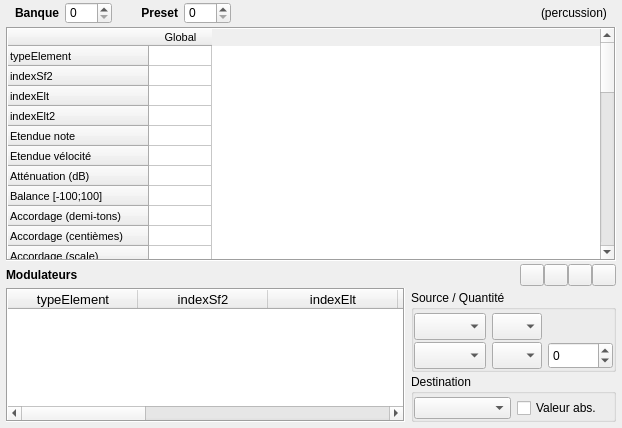
First picture: the form in trunk/pages/page_prst.ui, repository davy7125/polyphone, before the edit.
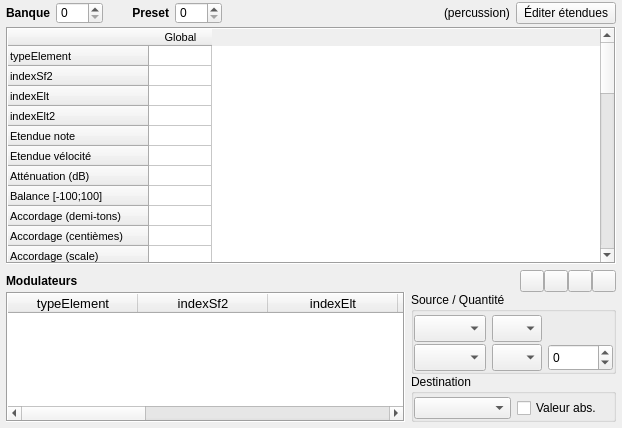
Second picture: the form after the edit. Icons and pictures are not drawn. Custom widgets are drawn as their Qt base class.

The edit to the form file:
```diff
--- a/trunk/pages/page_prst.ui
+++ b/trunk/pages/page_prst.ui
@@ -13,7 +13,7 @@
   <property name="windowTitle">
    <string notr="true">Form</string>
   </property>
-  <layout class="QVBoxLayout" name="verticalLayout" stretch="0,100,1">
+  <layout class="QVBoxLayout" name="verticalLayout" stretch="0,0">
    <property name="spacing">
     <number>0</number>
    </property>
@@ -47,9 +47,15 @@
       <property name="spacing">
        <number>6</number>
       </property>
+      <property name="leftMargin">
+       <number>0</number>
+      </property>
       <property name="topMargin">
        <number>2</number>
       </property>
+      <property name="rightMargin">
+       <number>0</number>
+      </property>
       <property name="bottomMargin">
        <number>3</number>
       </property>
@@ -161,9 +167,56 @@
         </property>
        </widget>
       </item>
+      <item>
+       <widget class="QPushButton" name="pushRangeMode">
+        <property name="minimumSize">
+         <size>
+          <width>100</width>
+          <height>0</height>
+         </size>
+        </property>
+        <property name="maximumSize">
+         <size>
+          <width>100</width>
+          <height>16777215</height>
+         </size>
+        </property>
+        <property name="focusPolicy">
+         <enum>Qt::TabFocus</enum>
+        </property>
+        <property name="text">
+         <string>Éditer étendues</string>
+        </property>
+        <property name="checkable">
+         <bool>true</bool>
+        </property>
+       </widget>
+      </item>
      </layout>
     </widget>
    </item>
+   <item>
+    <widget class="QStackedWidget" name="stackedWidget">
+     <property name="currentIndex">
+      <number>0</number>
+     </property>
+     <widget class="QWidget" name="page">
+      <layout class="QVBoxLayout" name="verticalLayout_2">
+       <property name="spacing">
+        <number>0</number>
+       </property>
+       <property name="leftMargin">
+        <number>0</number>
+       </property>
+       <property name="topMargin">
+        <number>0</number>
+       </property>
+       <property name="rightMargin">
+        <number>0</number>
+       </property>
+       <property name="bottomMargin">
+        <number>0</number>
+       </property>
    <item>
     <widget class="TableWidgetPrst" name="tablePrst">
      <property name="font">
@@ -446,12 +499,12 @@
      <property name="frameShadow">
       <enum>QFrame::Raised</enum>
      </property>
-     <layout class="QGridLayout" name="gridLayout" rowstretch="1,0,0,0" columnstretch="100,0,0">
+         <layout class="QGridLayout" name="gridLayout" columnstretch="100,0">
       <property name="leftMargin">
        <number>0</number>
       </property>
       <property name="topMargin">
-       <number>3</number>
+           <number>6</number>
       </property>
       <property name="rightMargin">
        <number>0</number>
@@ -459,14 +512,148 @@
       <property name="bottomMargin">
        <number>0</number>
       </property>
-      <property name="horizontalSpacing">
-       <number>6</number>
-      </property>
       <property name="verticalSpacing">
-       <number>2</number>
-      </property>
-      <item row="1" column="0" rowspan="3">
+           <number>0</number>
+          </property>
+          <item row="0" column="0">
+           <widget class="QLabel" name="label">
+            <property name="font">
+             <font>
+              <weight>75</weight>
+              <bold>true</bold>
+             </font>
+            </property>
+            <property name="text">
+             <string>Modulateurs</string>
+            </property>
+           </widget>
+          </item>
+          <item row="0" column="1">
+           <layout class="QHBoxLayout" name="horizontalLayout_2">
+            <item>
+             <spacer name="horizontalSpacer_2">
+              <property name="orientation">
+               <enum>Qt::Horizontal</enum>
+              </property>
+              <property name="sizeType">
+               <enum>QSizePolicy::Expanding</enum>
+              </property>
+              <property name="sizeHint" stdset="0">
+               <size>
+                <width>10</width>
+                <height>20</height>
+               </size>
+              </property>
+             </spacer>
+            </item>
+            <item>
+             <widget class="QPushButton" name="pushNouveauMod">
+              <property name="minimumSize">
+               <size>
+                <width>24</width>
+                <height>0</height>
+               </size>
+              </property>
+              <property name="maximumSize">
+               <size>
+                <width>24</width>
+                <height>24</height>
+               </size>
+              </property>
+              <property name="toolTip">
+               <string>Ajoute un modulateur</string>
+              </property>
+              <property name="text">
+               <string/>
+              </property>
+              <property name="icon">
+               <iconset resource="../ressources.qrc">
+                <normaloff>:/icones/add</normaloff>:/icones/add</iconset>
+              </property>
+             </widget>
+            </item>
+            <item>
+             <widget class="QPushButton" name="pushSupprimerMod">
+              <property name="minimumSize">
+               <size>
+                <width>24</width>
+                <height>0</height>
+               </size>
+              </property>
+              <property name="maximumSize">
+               <size>
+                <width>24</width>
+                <height>24</height>
+               </size>
+              </property>
+              <property name="toolTip">
+               <string>Supprime un modulateur</string>
+              </property>
+              <property name="text">
+               <string/>
+              </property>
+              <property name="icon">
+               <iconset resource="../ressources.qrc">
+                <normaloff>:/icones/remove</normaloff>:/icones/remove</iconset>
+              </property>
+             </widget>
+            </item>
+            <item>
+             <widget class="QPushButton" name="pushCopyMod">
+              <property name="maximumSize">
+               <size>
+                <width>24</width>
+                <height>24</height>
+               </size>
+              </property>
+              <property name="toolTip">
+               <string>Copie les modulateurs</string>
+              </property>
+              <property name="text">
+               <string/>
+              </property>
+              <property name="icon">
+               <iconset resource="../ressources.qrc">
+                <normaloff>:/icones/copy</normaloff>:/icones/copy</iconset>
+              </property>
+              <property name="iconSize">
+               <size>
+                <width>22</width>
+                <height>22</height>
+               </size>
+              </property>
+             </widget>
+            </item>
+            <item>
+             <widget class="QPushButton" name="pushPasteMod">
+              <property name="maximumSize">
+               <size>
+                <width>24</width>
+                <height>24</height>
+               </size>
+              </property>
+              <property name="toolTip">
+               <string>Colle les modulateurs copiés</string>
+              </property>
+              <property name="text">
+               <string/>
+              </property>
+              <property name="icon">
+               <iconset resource="../ressources.qrc">
+                <normaloff>:/icones/paste</normaloff>:/icones/paste</iconset>
+              </property>
+             </widget>
+            </item>
+           </layout>
+          </item>
+          <item row="1" column="0" rowspan="2">
        <widget class="TableWidgetMod" name="tableMod">
+            <property name="sizePolicy">
+             <sizepolicy hsizetype="Expanding" vsizetype="Ignored">
+              <horstretch>0</horstretch>
+              <verstretch>0</verstretch>
+             </sizepolicy>
+            </property>
         <property name="font">
          <font>
           <pointsize>10</pointsize>
@@ -593,175 +780,7 @@
         </column>
        </widget>
       </item>
-      <item row="0" column="2">
-       <layout class="QHBoxLayout" name="horizontalLayout_2">
-        <item>
-         <widget class="QPushButton" name="pushNouveauMod">
-          <property name="minimumSize">
-           <size>
-            <width>24</width>
-            <height>0</height>
-           </size>
-          </property>
-          <property name="maximumSize">
-           <size>
-            <width>24</width>
-            <height>24</height>
-           </size>
-          </property>
-          <property name="toolTip">
-           <string>Ajoute un modulateur</string>
-          </property>
-          <property name="text">
-           <string/>
-          </property>
-          <property name="icon">
-           <iconset resource="../ressources.qrc">
-            <normaloff>:/icones/add</normaloff>:/icones/add</iconset>
-          </property>
-         </widget>
-        </item>
-        <item>
-         <widget class="QPushButton" name="pushSupprimerMod">
-          <property name="minimumSize">
-           <size>
-            <width>24</width>
-            <height>0</height>
-           </size>
-          </property>
-          <property name="maximumSize">
-           <size>
-            <width>24</width>
-            <height>24</height>
-           </size>
-          </property>
-          <property name="toolTip">
-           <string>Supprime un modulateur</string>
-          </property>
-          <property name="text">
-           <string/>
-          </property>
-          <property name="icon">
-           <iconset resource="../ressources.qrc">
-            <normaloff>:/icones/remove</normaloff>:/icones/remove</iconset>
-          </property>
-         </widget>
-        </item>
-        <item>
-         <widget class="QPushButton" name="pushCopyMod">
-          <property name="maximumSize">
-           <size>
-            <width>24</width>
-            <height>24</height>
-           </size>
-          </property>
-          <property name="toolTip">
-           <string>Copie les modulateurs</string>
-          </property>
-          <property name="text">
-           <string/>
-          </property>
-          <property name="icon">
-           <iconset resource="../ressources.qrc">
-            <normaloff>:/icones/copy</normaloff>:/icones/copy</iconset>
-          </property>
-          <property name="iconSize">
-           <size>
-            <width>22</width>
-            <height>22</height>
-           </size>
-          </property>
-         </widget>
-        </item>
-        <item>
-         <widget class="QPushButton" name="pushPasteMod">
-          <property name="maximumSize">
-           <size>
-            <width>24</width>
-            <height>24</height>
-           </size>
-          </property>
-          <property name="toolTip">
-           <string>Colle les modulateurs copiés</string>
-          </property>
-          <property name="text">
-           <string/>
-          </property>
-          <property name="icon">
-           <iconset resource="../ressources.qrc">
-            <normaloff>:/icones/paste</normaloff>:/icones/paste</iconset>
-          </property>
-         </widget>
-        </item>
-       </layout>
-      </item>
-      <item row="3" column="1" colspan="2">
-       <widget class="QGroupBox" name="groupBox_2">
-        <property name="title">
-         <string>Destination</string>
-        </property>
-        <layout class="QGridLayout" name="gridLayout_3">
-         <property name="leftMargin">
-          <number>0</number>
-         </property>
-         <property name="topMargin">
-          <number>3</number>
-         </property>
-         <property name="rightMargin">
-          <number>0</number>
-         </property>
-         <property name="bottomMargin">
-          <number>0</number>
-         </property>
-         <property name="verticalSpacing">
-          <number>2</number>
-         </property>
-         <item row="0" column="0">
-          <widget class="ComboBox" name="comboDestination">
-           <property name="maximumSize">
-            <size>
-             <width>170</width>
-             <height>27</height>
-            </size>
-           </property>
-           <property name="font">
-            <font>
-             <weight>50</weight>
-             <bold>false</bold>
-            </font>
-           </property>
-          </widget>
-         </item>
-         <item row="0" column="1">
-          <widget class="QCheckBox" name="checkAbs">
-           <property name="sizePolicy">
-            <sizepolicy hsizetype="Minimum" vsizetype="Preferred">
-             <horstretch>0</horstretch>
-             <verstretch>0</verstretch>
-            </sizepolicy>
-           </property>
-           <property name="text">
-            <string>Valeur abs.</string>
-           </property>
-          </widget>
-         </item>
-        </layout>
-       </widget>
-      </item>
-      <item row="0" column="0">
-       <widget class="QLabel" name="label">
-        <property name="font">
-         <font>
-          <weight>75</weight>
-          <bold>true</bold>
-         </font>
-        </property>
-        <property name="text">
-         <string>Modulateurs</string>
-        </property>
-       </widget>
-      </item>
-      <item row="2" column="1" colspan="2">
+          <item row="1" column="1">
        <widget class="QGroupBox" name="groupBox_4">
         <property name="sizePolicy">
          <sizepolicy hsizetype="Expanding" vsizetype="Preferred">
@@ -898,39 +917,83 @@
         </layout>
        </widget>
       </item>
-      <item row="1" column="1">
-       <spacer name="verticalSpacer">
-        <property name="orientation">
-         <enum>Qt::Vertical</enum>
-        </property>
-        <property name="sizeType">
-         <enum>QSizePolicy::Fixed</enum>
-        </property>
-        <property name="sizeHint" stdset="0">
+          <item row="2" column="1">
+           <widget class="QGroupBox" name="groupBox_2">
+            <property name="title">
+             <string>Destination</string>
+            </property>
+            <layout class="QGridLayout" name="gridLayout_3">
+             <property name="leftMargin">
+              <number>0</number>
+             </property>
+             <property name="topMargin">
+              <number>3</number>
+             </property>
+             <property name="rightMargin">
+              <number>0</number>
+             </property>
+             <property name="bottomMargin">
+              <number>0</number>
+             </property>
+             <property name="verticalSpacing">
+              <number>2</number>
+             </property>
+             <item row="0" column="0">
+              <widget class="ComboBox" name="comboDestination">
+               <property name="maximumSize">
          <size>
-          <width>20</width>
-          <height>0</height>
-         </size>
-        </property>
-       </spacer>
+                 <width>170</width>
+                 <height>27</height>
+                </size>
+               </property>
+               <property name="font">
+                <font>
+                 <weight>50</weight>
+                 <bold>false</bold>
+                </font>
+               </property>
+              </widget>
       </item>
       <item row="0" column="1">
-       <spacer name="horizontalSpacer_2">
-        <property name="orientation">
-         <enum>Qt::Horizontal</enum>
-        </property>
-        <property name="sizeType">
-         <enum>QSizePolicy::Expanding</enum>
-        </property>
-        <property name="sizeHint" stdset="0">
-         <size>
-          <width>10</width>
-          <height>20</height>
-         </size>
-        </property>
-       </spacer>
-      </item>
-     </layout>
+              <widget class="QCheckBox" name="checkAbs">
+               <property name="sizePolicy">
+                <sizepolicy hsizetype="Minimum" vsizetype="Preferred">
+                 <horstretch>0</horstretch>
+                 <verstretch>0</verstretch>
+                </sizepolicy>
+               </property>
+               <property name="text">
+                <string>Valeur abs.</string>
+               </property>
+              </widget>
+             </item>
+            </layout>
+           </widget>
+          </item>
+         </layout>
+        </widget>
+       </item>
+      </layout>
+     </widget>
+     <widget class="QWidget" name="page_2">
+      <layout class="QGridLayout" name="gridLayout_4">
+       <property name="leftMargin">
+        <number>0</number>
+       </property>
+       <property name="topMargin">
+        <number>0</number>
+       </property>
+       <property name="rightMargin">
+        <number>0</number>
+       </property>
+       <property name="bottomMargin">
+        <number>0</number>
+       </property>
+       <item row="0" column="0">
+        <widget class="RangeEditor" name="rangeEditor" native="true"/>
+       </item>
+      </layout>
+     </widget>
     </widget>
    </item>
   </layout>
@@ -973,6 +1036,12 @@
    <extends>QSpinBox</extends>
    <header>page_prst.h</header>
   </customwidget>
+  <customwidget>
+   <class>RangeEditor</class>
+   <extends>QWidget</extends>
+   <header>rangeeditor.h</header>
+   <container>1</container>
+  </customwidget>
  </customwidgets>
  <tabstops>
   <tabstop>spinBank</tabstop>
```
Left out of the diff: 5 changed lines with no effect on the pictures. Lines whose indentation alone changed are shown as unchanged.
